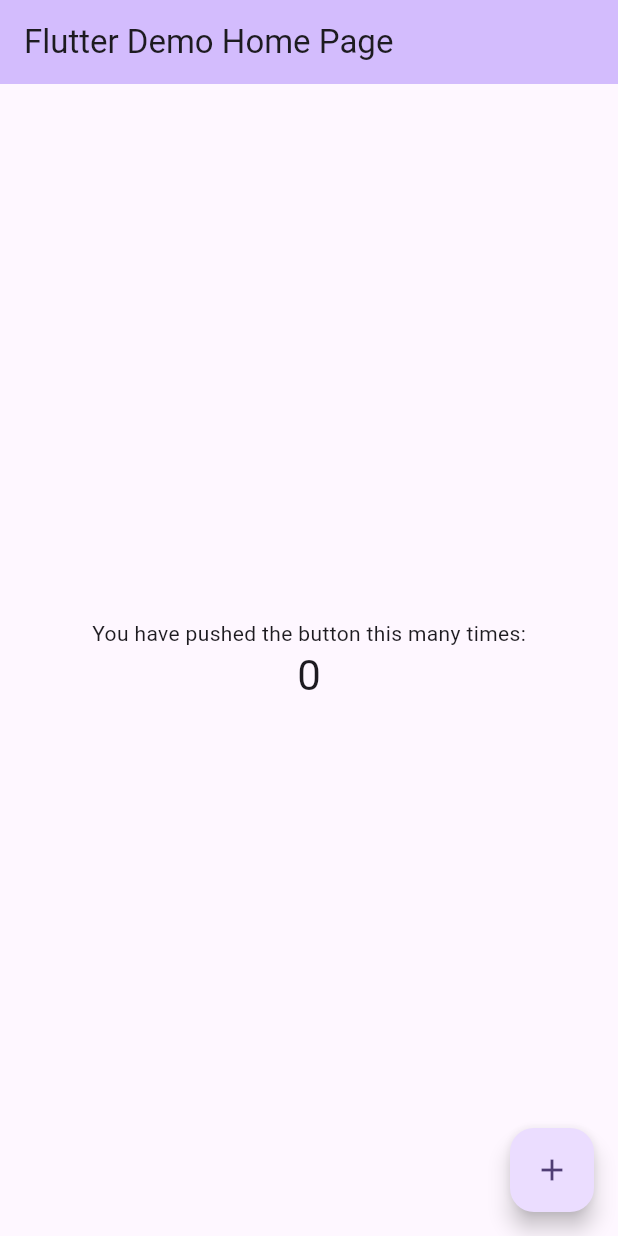
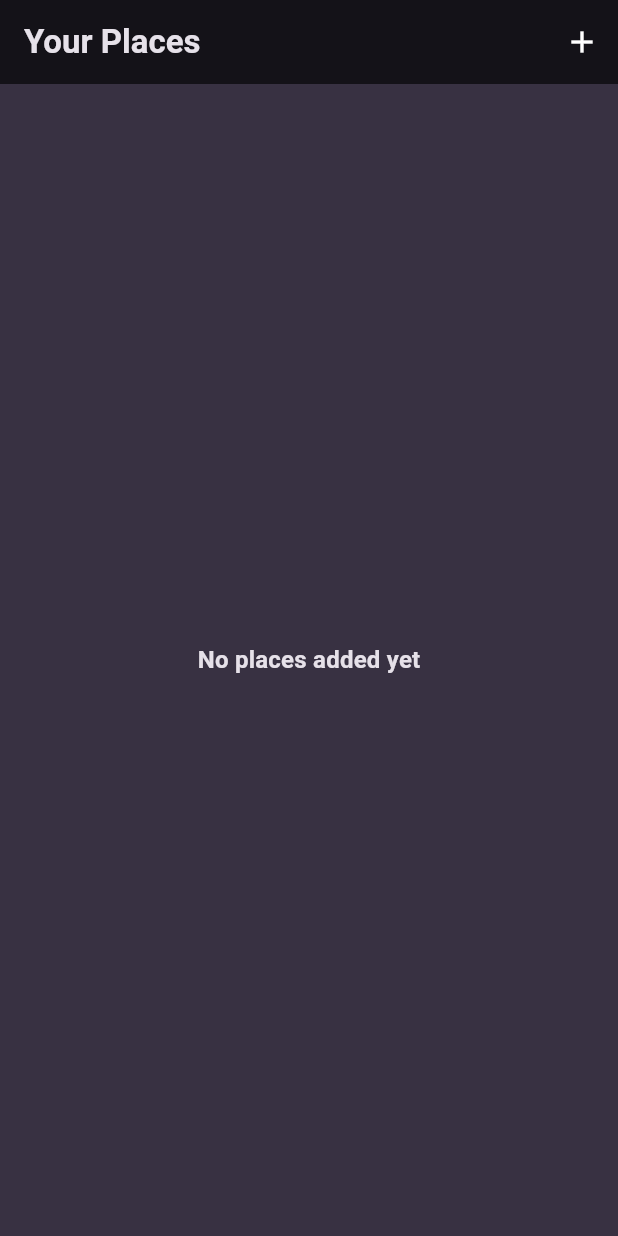
Before and after one commit to anish77/favorite_places, a Flutter app: the screen it shows after launch, on a phone screen of 412 x 824 dp. Run offline on Flutter 3.47's test engine with Material 3 defaults, Android fonts, the phone set to English and light mode, and no system bars; our stand-ins replace google_fonts.

Commit message:
add packages

```diff
--- a/lib/main.dart
+++ b/lib/main.dart
@@ -1,125 +1,45 @@
+import 'package:favorite_places/screens/places.dart';
 import 'package:flutter/material.dart';
+import 'package:google_fonts/google_fonts.dart';
+
+final colorScheme = ColorScheme.fromSeed(
+  brightness: Brightness.dark,
+  seedColor: const Color.fromARGB(255, 102, 6, 247),
+  background: const Color.fromARGB(255, 56, 49, 66),
+);
+
+final theme = ThemeData().copyWith(
+  useMaterial3: true,
+  scaffoldBackgroundColor: colorScheme.background,
+  colorScheme: colorScheme,
+  textTheme: GoogleFonts.ubuntuCondensedTextTheme().copyWith(
+    titleSmall: GoogleFonts.ubuntuCondensed(
+      fontWeight: FontWeight.bold,
+    ),
+    titleMedium: GoogleFonts.ubuntuCondensed(
+      fontWeight: FontWeight.bold,
+    ),
+    titleLarge: GoogleFonts.ubuntuCondensed(
+      fontWeight: FontWeight.bold,
+    ),
+  ),
+);
 
 void main() {
-  runApp(const MyApp());
+  runApp(
+    const MyApp(),
+  );
 }
 
 class MyApp extends StatelessWidget {
-  const MyApp({super.key});
+  const MyApp({Key? key}) : super(key: key);
 
-  // This widget is the root of your application.
   @override
   Widget build(BuildContext context) {
     return MaterialApp(
-      title: 'Flutter Demo',
-      theme: ThemeData(
-        // This is the theme of your application.
-        //
-        // TRY THIS: Try running your application with "flutter run". You'll see
-        // the application has a purple toolbar. Then, without quitting the app,
-        // try changing the seedColor in the colorScheme below to Colors.green
-        // and then invoke "hot reload" (save your changes or press the "hot
-        // reload" button in a Flutter-supported IDE, or press "r" if you used
-        // the command line to start the app).
-        //
-        // Notice that the counter didn't reset back to zero; the application
-        // state is not lost during the reload. To reset the state, use hot
-        // restart instead.
-        //
-        // This works for code too, not just values: Most code changes can be
-        // tested with just a hot reload.
-        colorScheme: ColorScheme.fromSeed(seedColor: Colors.deepPurple),
-        useMaterial3: true,
-      ),
-      home: const MyHomePage(title: 'Flutter Demo Home Page'),
+      title: 'Great Places',
+      theme: theme,
+      home: PlaceScreen(),
     );
   }
 }
-
-class MyHomePage extends StatefulWidget {
-  const MyHomePage({super.key, required this.title});
-
-  // This widget is the home page of your application. It is stateful, meaning
-  // that it has a State object (defined below) that contains fields that affect
-  // how it looks.
-
-  // This class is the configuration for the state. It holds the values (in this
-  // case the title) provided by the parent (in this case the App widget) and
-  // used by the build method of the State. Fields in a Widget subclass are
-  // always marked "final".
-
-  final String title;
-
-  @override
-  State<MyHomePage> createState() => _MyHomePageState();
-}
-
-class _MyHomePageState extends State<MyHomePage> {
-  int _counter = 0;
-
-  void _incrementCounter() {
-    setState(() {
-      // This call to setState tells the Flutter framework that something has
-      // changed in this State, which causes it to rerun the build method below
-      // so that the display can reflect the updated values. If we changed
-      // _counter without calling setState(), then the build method would not be
-      // called again, and so nothing would appear to happen.
-      _counter++;
-    });
-  }
-
-  @override
-  Widget build(BuildContext context) {
-    // This method is rerun every time setState is called, for instance as done
-    // by the _incrementCounter method above.
-    //
-    // The Flutter framework has been optimized to make rerunning build methods
-    // fast, so that you can just rebuild anything that needs updating rather
-    // than having to individually change instances of widgets.
-    return Scaffold(
-      appBar: AppBar(
-        // TRY THIS: Try changing the color here to a specific color (to
-        // Colors.amber, perhaps?) and trigger a hot reload to see the AppBar
-        // change color while the other colors stay the same.
-        backgroundColor: Theme.of(context).colorScheme.inversePrimary,
-        // Here we take the value from the MyHomePage object that was created by
-        // the App.build method, and use it to set our appbar title.
-        title: Text(widget.title),
-      ),
-      body: Center(
-        // Center is a layout widget. It takes a single child and positions it
-        // in the middle of the parent.
-        child: Column(
-          // Column is also a layout widget. It takes a list of children and
-          // arranges them vertically. By default, it sizes itself to fit its
-          // children horizontally, and tries to be as tall as its parent.
-          //
-          // Column has various properties to control how it sizes itself and
-          // how it positions its children. Here we use mainAxisAlignment to
-          // center the children vertically; the main axis here is the vertical
-          // axis because Columns are vertical (the cross axis would be
-          // horizontal).
-          //
-          // TRY THIS: Invoke "debug painting" (choose the "Toggle Debug Paint"
-          // action in the IDE, or press "p" in the console), to see the
-          // wireframe for each widget.
-          mainAxisAlignment: MainAxisAlignment.center,
-          children: <Widget>[
-            const Text(
-              'You have pushed the button this many times:',
-            ),
-            Text(
-              '$_counter',
-              style: Theme.of(context).textTheme.headlineMedium,
-            ),
-          ],
-        ),
-      ),
-      floatingActionButton: FloatingActionButton(
-        onPressed: _incrementCounter,
-        tooltip: 'Increment',
-        child: const Icon(Icons.add),
-      ), // This trailing comma makes auto-formatting nicer for build methods.
-    );
-  }
-}
--- /dev/null
+++ b/lib/models/place.dart
@@ -0,0 +1,10 @@
+import 'package:uuid/uuid.dart';
+
+const uuid = Uuid();
+
+class Place {
+  Place({required this.title}) : id = uuid.v4();
+
+  final String id;
+  final String title;
+}
--- /dev/null
+++ b/lib/screens/places.dart
@@ -0,0 +1,27 @@
+import 'package:favorite_places/widgets/places_list.dart';
+import 'package:flutter/material.dart';
+
+class PlaceScreen extends StatelessWidget {
+  const PlaceScreen({super.key});
+
+  @override
+  Widget build(BuildContext context) {
+    return Scaffold(
+      appBar: AppBar(
+        title: Text('Your Places'),
+        actions: [
+          IconButton(
+            icon: const Icon(
+              Icons.add,
+              color: Colors.white,
+            ),
+            onPressed: () {
+              // handle the press
+            },
+          ),
+        ],
+      ),
+      body: PlacesList(places: []),
+    );
+  }
+}
--- /dev/null
+++ b/lib/widgets/places_list.dart
@@ -0,0 +1,34 @@
+import 'package:favorite_places/models/place.dart';
+import 'package:flutter/material.dart';
+
+class PlacesList extends StatelessWidget {
+  const PlacesList({super.key, required this.places});
+
+  final List<Place> places;
+  @override
+  Widget build(BuildContext context) {
+    if (places.isEmpty) {
+      return Center(
+        child: Text(
+          'No places added yet',
+          style: Theme.of(context)
+              .textTheme
+              .titleMedium!
+              .copyWith(color: Theme.of(context).colorScheme.onBackground),
+        ),
+      );
+    }
+    return ListView.builder(
+      itemCount: places.length,
+      itemBuilder: (ctx, index) => ListTile(
+        title: Text(
+          places[index].title,
+          style: Theme.of(context)
+              .textTheme
+              .bodyLarge!
+              .copyWith(color: Theme.of(context).colorScheme.onBackground),
+        ),
+      ),
+    );
+  }
+}
--- a/pubspec.yaml
+++ b/pubspec.yaml
@@ -34,6 +34,9 @@ dependencies:
   # The following adds the Cupertino Icons font to your application.
   # Use with the CupertinoIcons class for iOS style icons.
   cupertino_icons: ^1.0.8
+  google_fonts: ^6.2.1
+  riverpod: ^2.6.1
+  uuid: ^4.5.1
 
 dev_dependencies:
   flutter_test:
```
Also changed, not shown: lib/screens/add_places.dart (added), lib/screens/places_detail.dart (added), pubspec.lock, 10 other files.
